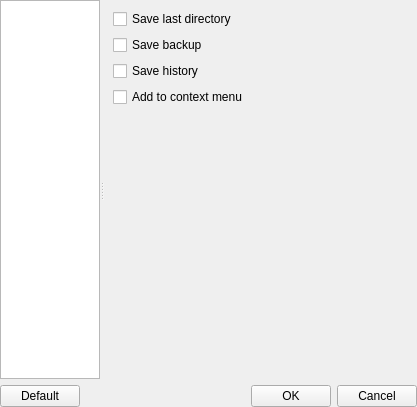
Old version of the form xoptionswidget.ui in the repository horsicq/XOptions.
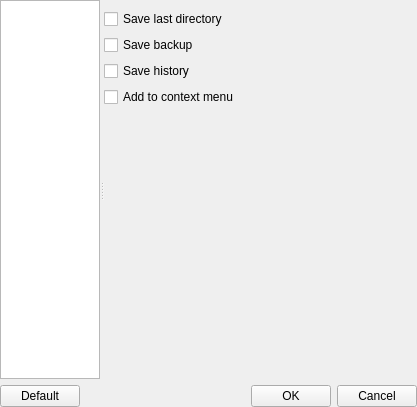
New version of the form. The open tabs and pages were chosen to show the change.

Diff of the .ui file:
```diff
--- a/xoptionswidget.ui
+++ b/xoptionswidget.ui
@@ -255,11 +255,20 @@
             <rect>
              <x>0</x>
              <y>0</y>
-             <width>154</width>
-             <height>122</height>
+             <width>312</width>
+             <height>370</height>
             </rect>
            </property>
            <layout class="QVBoxLayout" name="verticalLayout_6">
+            <property name="leftMargin">
+             <number>0</number>
+            </property>
+            <property name="rightMargin">
+             <number>0</number>
+            </property>
+            <property name="bottomMargin">
+             <number>0</number>
+            </property>
             <item>
              <widget class="QCheckBox" name="checkBoxFileSaveLastDirectory">
               <property name="text">
```
Left out of the diff: 12 changed lines with no effect on the pictures.
